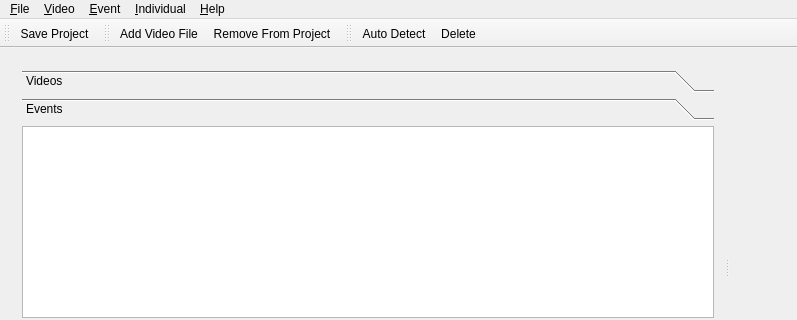
This is application/gui/mainwindow.ui in BioFoV/BioFoV as Qt 5 draws it before an edit; both pictures show x 0 to 797 and y 0 to 320 of the 797 by 507 pixel window. The edited form follows.
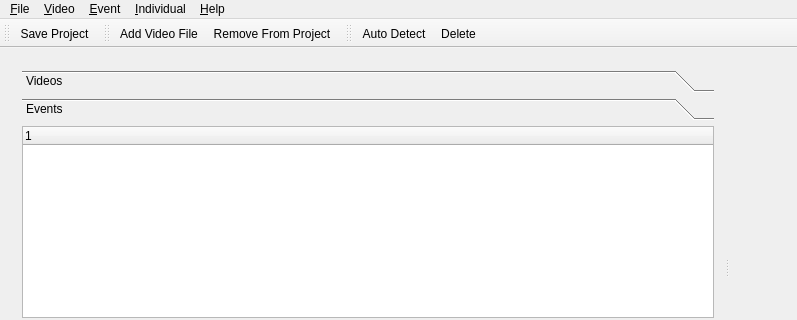
This is the edited form. The open tabs and pages were chosen to show the change. Custom widgets are drawn as their Qt base class.

What changed in the file:
```diff
--- a/application/gui/mainwindow.ui
+++ b/application/gui/mainwindow.ui
@@ -72,7 +72,7 @@
             <rect>
              <x>0</x>
              <y>0</y>
-             <width>767</width>
+             <width>769</width>
              <height>192</height>
             </rect>
            </property>
@@ -93,16 +93,12 @@
              <number>0</number>
             </property>
             <item>
-             <widget class="QListWidget" name="eventList">
-              <property name="frameShape">
-               <enum>QFrame::StyledPanel</enum>
-              </property>
-              <property name="frameShadow">
-               <enum>QFrame::Plain</enum>
-              </property>
-              <property name="selectionMode">
-               <enum>QAbstractItemView::ExtendedSelection</enum>
-              </property>
+             <widget class="QTreeWidget" name="eventList">
+              <column>
+               <property name="text">
+                <string notr="true">1</string>
+               </property>
+              </column>
              </widget>
             </item>
            </layout>
```
Left out of the diff: 22 changed lines with no effect on the pictures.
